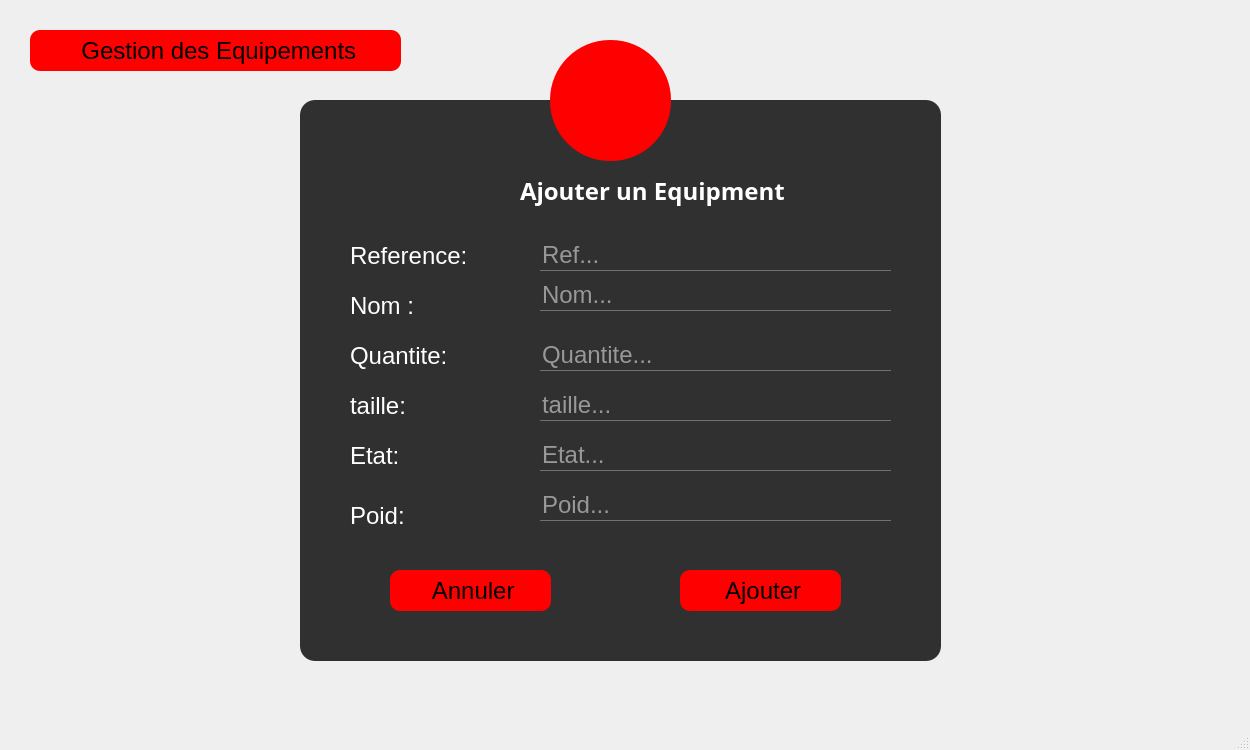
Qt form gestionequipement.ui (nefissaKhiari/Smart_Plolice_Station) before a commit.
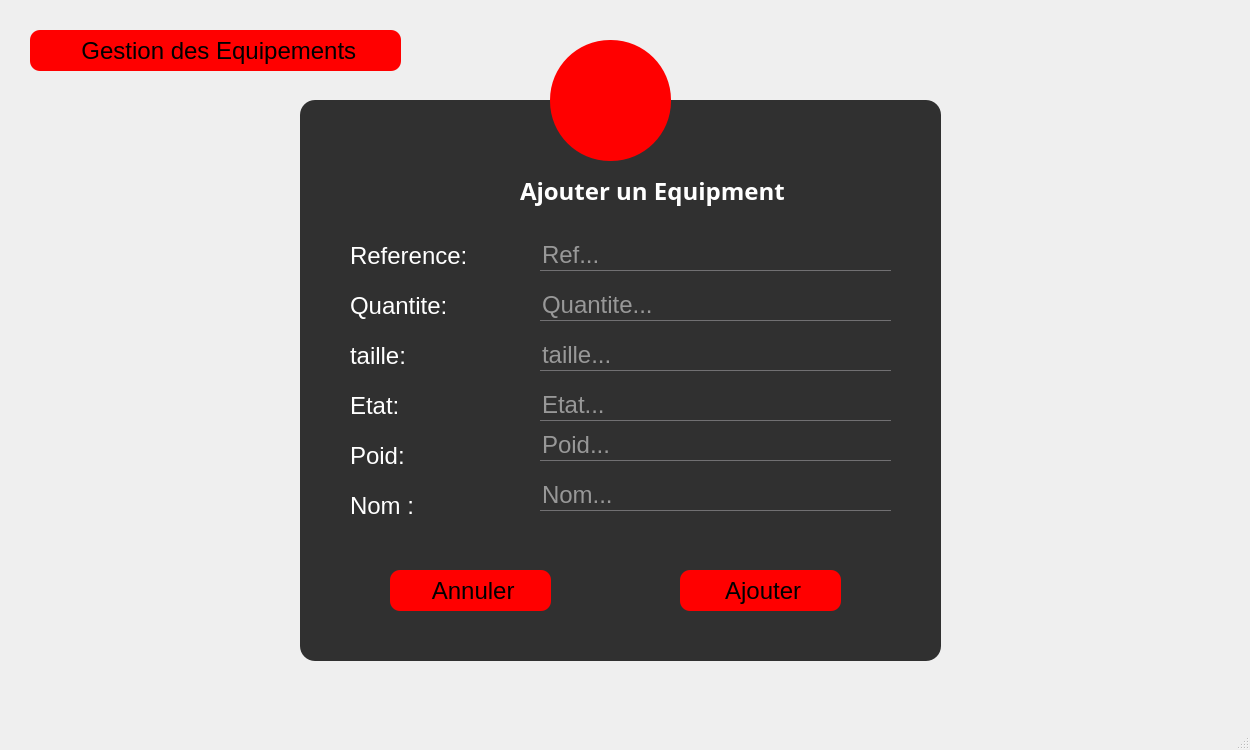
The same form after that commit. The open tabs and pages were chosen to show the change. Icons and pictures are not drawn.

Commit message: Crud du 1er table (Equipement)

```diff
--- a/gestionequipement.ui
+++ b/gestionequipement.ui
@@ -912,7 +912,7 @@
        <property name="geometry">
         <rect>
          <x>50</x>
-         <y>190</y>
+         <y>390</y>
          <width>121</width>
          <height>31</height>
         </rect>
@@ -928,7 +928,7 @@
        <property name="geometry">
         <rect>
          <x>50</x>
-         <y>240</y>
+         <y>190</y>
          <width>121</width>
          <height>31</height>
         </rect>
@@ -944,7 +944,7 @@
        <property name="geometry">
         <rect>
          <x>50</x>
-         <y>290</y>
+         <y>240</y>
          <width>131</width>
          <height>31</height>
         </rect>
@@ -960,7 +960,7 @@
        <property name="geometry">
         <rect>
          <x>50</x>
-         <y>340</y>
+         <y>290</y>
          <width>141</width>
          <height>31</height>
         </rect>
@@ -976,7 +976,7 @@
        <property name="geometry">
         <rect>
          <x>50</x>
-         <y>400</y>
+         <y>340</y>
          <width>141</width>
          <height>31</height>
         </rect>
@@ -992,7 +992,7 @@
        <property name="geometry">
         <rect>
          <x>240</x>
-         <y>180</y>
+         <y>380</y>
          <width>351</width>
          <height>31</height>
         </rect>
@@ -1005,7 +1005,7 @@
        <property name="geometry">
         <rect>
          <x>240</x>
-         <y>240</y>
+         <y>190</y>
          <width>351</width>
          <height>31</height>
         </rect>
@@ -1014,6 +1014,19 @@
         <string>Quantite...</string>
        </property>
       </widget>
+      <widget class="QLineEdit" name="LE_ATailleEquipement">
+       <property name="geometry">
+        <rect>
+         <x>240</x>
+         <y>240</y>
+         <width>351</width>
+         <height>31</height>
+        </rect>
+       </property>
+       <property name="placeholderText">
+        <string>taille...</string>
+       </property>
+      </widget>
       <widget class="QLineEdit" name="LE_AEtatEquipement">
        <property name="geometry">
         <rect>
@@ -1024,19 +1037,6 @@
         </rect>
        </property>
        <property name="placeholderText">
-        <string>taille...</string>
-       </property>
-      </widget>
-      <widget class="QLineEdit" name="LE_ALocalIntervenant">
-       <property name="geometry">
-        <rect>
-         <x>240</x>
-         <y>340</y>
-         <width>351</width>
-         <height>31</height>
-        </rect>
-       </property>
-       <property name="placeholderText">
         <string>Etat...</string>
        </property>
       </widget>
@@ -1044,7 +1044,7 @@
        <property name="geometry">
         <rect>
          <x>240</x>
-         <y>390</y>
+         <y>330</y>
          <width>351</width>
          <height>31</height>
         </rect>
```
Left out of the diff: 52 changed lines with no effect on the pictures. The commit also changes 6 other files.
